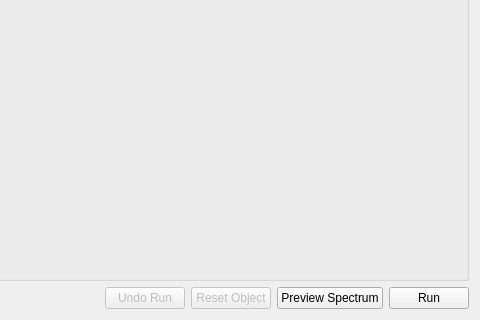
This is hexrdgui/resources/ui/wppf_options_dialog.ui in HEXRD/hexrdgui as Qt 5 draws it before an edit; both pictures show x 520 to 1000 and y 680 to 1000 of the 1000 by 1000 pixel window. The edited form follows.
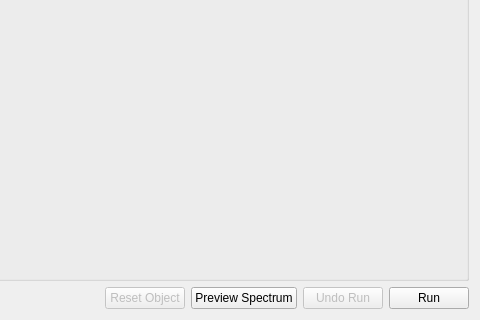
This is the edited form. Icons and pictures are not drawn. Custom widgets are drawn as their Qt base class.

Commit message: Fix undo for atomic site information

```diff
--- a/hexrdgui/resources/ui/wppf_options_dialog.ui
+++ b/hexrdgui/resources/ui/wppf_options_dialog.ui
@@ -244,16 +244,6 @@
        </property>
       </spacer>
      </item>
-     <item>
-      <widget class="QPushButton" name="undo_last_run">
-       <property name="enabled">
-        <bool>false</bool>
-       </property>
-       <property name="text">
-        <string>Undo Run</string>
-       </property>
-      </widget>
-     </item>
      <item>
       <widget class="QPushButton" name="reset_object">
        <property name="enabled">
@@ -279,6 +269,16 @@
        </property>
       </widget>
      </item>
+     <item>
+      <widget class="QPushButton" name="undo_last_run">
+       <property name="enabled">
+        <bool>false</bool>
+       </property>
+       <property name="text">
+        <string>Undo Run</string>
+       </property>
+      </widget>
+     </item>
      <item>
       <widget class="QPushButton" name="run_button">
        <property name="sizePolicy">
```
The commit also changes 2 other files.
